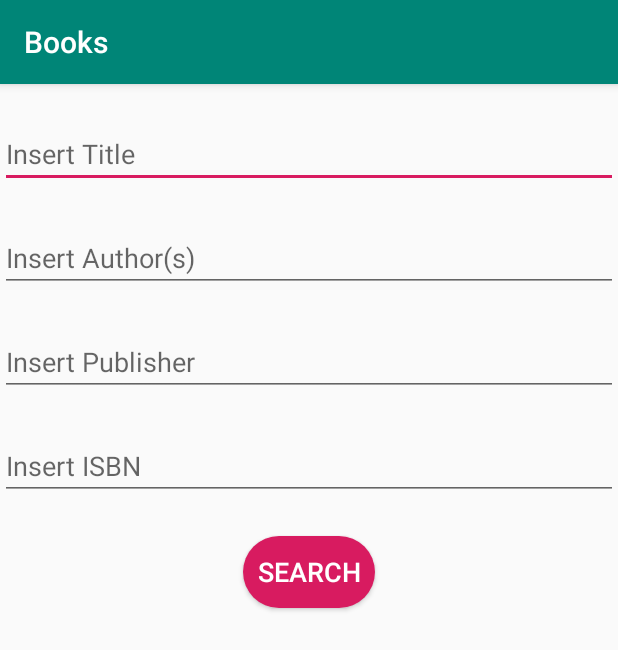
After one commit to Mf4z/Books, an Android app: the SearchActivity screen opened directly, with no data from a screen before it, on a phone screen of 412 x 824 dp. The commit adds this screen. Shown: the top 650 px of the screen. Run offline under Robolectric (Android 15) with nearby library versions, the phone set to English and light mode, and no system bars.

Commit message:
Create Advanced Search Activity

```diff
--- a/app/build.gradle
+++ b/app/build.gradle
@@ -3,10 +3,10 @@ apply plugin: 'com.android.application'
 android {
     compileSdkVersion 29
     buildToolsVersion "29.0.2"
-    dataBinding{
+    dataBinding {
         enabled = true
     }
-        defaultConfig {
+    defaultConfig {
         applicationId "com.mf4z.books"
         minSdkVersion 21
         targetSdkVersion 29
--- a/app/src/main/AndroidManifest.xml
+++ b/app/src/main/AndroidManifest.xml
@@ -11,7 +11,8 @@
         android:roundIcon="@mipmap/ic_launcher_round"
         android:supportsRtl="true"
         android:theme="@style/AppTheme">
-        <activity android:name=".BookDetail"></activity>
+        <activity android:name=".SearchActivity"></activity>
+        <activity android:name=".BookDetail" />
         <activity android:name=".BookListActivity">
             <intent-filter>
                 <action android:name="android.intent.action.MAIN" />
--- a/app/src/main/java/com/mf4z/books/BookListActivity.java
+++ b/app/src/main/java/com/mf4z/books/BookListActivity.java
@@ -1,10 +1,12 @@
 package com.mf4z.books;
 
+import androidx.annotation.NonNull;
 import androidx.appcompat.app.AppCompatActivity;
 import androidx.core.view.MenuItemCompat;
 import androidx.recyclerview.widget.LinearLayoutManager;
 import androidx.recyclerview.widget.RecyclerView;
 
+import android.content.Intent;
 import android.os.AsyncTask;
 import android.os.Bundle;
 import android.util.Log;
@@ -19,7 +21,7 @@ import java.io.IOException;
 import java.net.URL;
 import java.util.ArrayList;
 
-public class BookListActivity extends AppCompatActivity implements SearchView.OnQueryTextListener{
+public class BookListActivity extends AppCompatActivity implements SearchView.OnQueryTextListener {
 
     private ProgressBar mProgressBar;
     private RecyclerView rvBooks;
@@ -32,7 +34,7 @@ public class BookListActivity extends AppCompatActivity implements SearchView.On
         mProgressBar = (ProgressBar) findViewById(R.id.pb_loading);
         rvBooks = (RecyclerView) findViewById(R.id.rv_books);
 
-        LinearLayoutManager booksLayoutManager = new LinearLayoutManager(this,LinearLayoutManager.VERTICAL,false);
+        LinearLayoutManager booksLayoutManager = new LinearLayoutManager(this, LinearLayoutManager.VERTICAL, false);
 
         rvBooks.setLayoutManager(booksLayoutManager);
 
@@ -41,13 +43,13 @@ public class BookListActivity extends AppCompatActivity implements SearchView.On
             new BooksQueryTask().execute(bookUrl);
 
         } catch (Exception e) {
-            Log.d("Error",e.getMessage());
+            Log.d("Error", e.getMessage());
         }
     }
 
     @Override
     public boolean onCreateOptionsMenu(Menu menu) {
-        getMenuInflater().inflate(R.menu.book_list_menu,menu);
+        getMenuInflater().inflate(R.menu.book_list_menu, menu);
         final MenuItem searchItem = menu.findItem(R.id.action_search);
         final SearchView searchView = (SearchView) searchItem.getActionView();
         searchView.setOnQueryTextListener(this);
@@ -61,9 +63,9 @@ public class BookListActivity extends AppCompatActivity implements SearchView.On
             URL bookUrl = ApiUtil.buildUrl(query);
             new BooksQueryTask().execute(bookUrl);
 
-        }catch (Exception e){
+        } catch (Exception e) {
 
-            Log.d("error",e.getMessage());
+            Log.d("error", e.getMessage());
         }
         return false;
     }
@@ -74,7 +76,7 @@ public class BookListActivity extends AppCompatActivity implements SearchView.On
     }
 
 
-    public class BooksQueryTask extends AsyncTask<URL,Void,String>{
+    public class BooksQueryTask extends AsyncTask<URL, Void, String> {
         @Override
         protected String doInBackground(URL... urls) {
             URL searchURL = urls[0];
@@ -82,7 +84,7 @@ public class BookListActivity extends AppCompatActivity implements SearchView.On
             try {
                 result = ApiUtil.getJSON(searchURL);
             } catch (IOException e) {
-                Log.d("Error",e.getMessage());
+                Log.d("Error", e.getMessage());
             }
             return result;
         }
@@ -91,13 +93,12 @@ public class BookListActivity extends AppCompatActivity implements SearchView.On
         protected void onPostExecute(String result) {
             TextView tvError = (TextView) findViewById(R.id.textView_error);
             mProgressBar.setVisibility(View.INVISIBLE);
-            if (result == null){
-              tvError.setVisibility(View.VISIBLE);
-              rvBooks.setVisibility(View.INVISIBLE);
-            }
-            else {
+            if (result == null) {
+                tvError.setVisibility(View.VISIBLE);
+                rvBooks.setVisibility(View.INVISIBLE);
+            } else {
                 tvError.setVisibility(View.INVISIBLE);
-                rvBooks .setVisibility(View.VISIBLE);
+                rvBooks.setVisibility(View.VISIBLE);
             }
 
             ArrayList<Book> books = ApiUtil.getBooksFromJson(result);
@@ -111,9 +112,22 @@ public class BookListActivity extends AppCompatActivity implements SearchView.On
         @Override
         protected void onPreExecute() {
             super.onPreExecute();
-            mProgressBar.setVisibility(View.VISIBLE );
+            mProgressBar.setVisibility(View.VISIBLE);
         }
     }
 
 
+    @Override
+    public boolean onOptionsItemSelected(@NonNull MenuItem item) {
+        switch (item.getItemId()) {
+            case R.id.action_advanced_search:
+                Intent intent = new Intent(this,SearchActivity.class);
+                startActivity(intent);
+                return true;
+
+            default:
+                return super.onOptionsItemSelected(item);
+
+        }
+    }
 }
--- /dev/null
+++ b/app/src/main/java/com/mf4z/books/SearchActivity.java
@@ -0,0 +1,14 @@
+package com.mf4z.books;
+
+import androidx.appcompat.app.AppCompatActivity;
+
+import android.os.Bundle;
+
+public class SearchActivity extends AppCompatActivity {
+
+    @Override
+    protected void onCreate(Bundle savedInstanceState) {
+        super.onCreate(savedInstanceState);
+        setContentView(R.layout.activity_search);
+    }
+}
--- /dev/null
+++ b/app/src/main/res/drawable/search_button_shape.xml
@@ -0,0 +1,7 @@
+<?xml version="1.0" encoding="utf-8"?>
+<shape xmlns:android="http://schemas.android.com/apk/res/android"
+    android:shape="rectangle">
+
+    <corners android:radius="50dp" />
+    <solid android:color="@color/colorAccent"/>
+</shape>
--- /dev/null
+++ b/app/src/main/res/layout/activity_search.xml
@@ -0,0 +1,55 @@
+<?xml version="1.0" encoding="utf-8"?>
+<LinearLayout xmlns:android="http://schemas.android.com/apk/res/android"
+    xmlns:tools="http://schemas.android.com/tools"
+    android:layout_width="match_parent"
+    android:layout_height="match_parent"
+    android:orientation="vertical"
+    tools:context=".SearchActivity">
+
+    <EditText
+        android:id="@+id/etTitle"
+        android:layout_width="match_parent"
+        android:layout_height="wrap_content"
+        android:layout_marginTop="@dimen/margin_search_activity"
+        android:ems="10"
+        android:hint="@string/hint_title"
+        android:inputType="textPersonName" />
+
+    <EditText
+        android:id="@+id/etAuthor"
+        android:layout_width="match_parent"
+        android:layout_height="wrap_content"
+        android:layout_marginTop="@dimen/margin_search_activity"
+        android:ems="10"
+        android:hint="@string/hint_author"
+        android:inputType="textPersonName" />
+
+    <EditText
+        android:id="@+id/etPublisher"
+        android:layout_width="match_parent"
+        android:layout_height="wrap_content"
+        android:layout_marginTop="@dimen/margin_search_activity"
+        android:ems="10"
+        android:hint="@string/hint_publisher"
+        android:inputType="textPersonName" />
+
+    <EditText
+        android:id="@+id/etIsbn"
+        android:layout_width="match_parent"
+        android:layout_height="wrap_content"
+        android:layout_marginTop="@dimen/margin_search_activity"
+        android:ems="10"
+        android:hint="@string/hint_isbn"
+        android:inputType="textPersonName" />
+
+    <Button
+        android:id="@+id/btnSearch"
+        android:layout_width="wrap_content"
+        android:layout_height="wrap_content"
+        android:layout_gravity="center"
+        android:textColor="@android:color/white"
+        android:background="@drawable/search_button_shape"
+        android:textSize="@dimen/search_button_txtSize"
+        android:layout_marginTop="@dimen/margin_search_activity"
+        android:text="@string/search" />
+</LinearLayout>
--- a/app/src/main/res/menu/book_list_menu.xml
+++ b/app/src/main/res/menu/book_list_menu.xml
@@ -8,4 +8,9 @@
         android:title="@string/search"
         app:actionViewClass="android.widget.SearchView"
         app:showAsAction="always" />
+
+    <item
+        android:id="@+id/action_advanced_search"
+        android:title="@string/advanced_search"
+        app:showAsAction="never"/>
 </menu>
--- a/app/src/main/res/values/dimens.xml
+++ b/app/src/main/res/values/dimens.xml
@@ -4,4 +4,6 @@
     <dimen name="author_size">18sp</dimen>
     <dimen name="published_date_padding">8dp</dimen>
     <dimen name="standard_margin">16dp</dimen>
+    <dimen name="margin_search_activity">24dp</dimen>
+    <dimen name="search_button_txtSize">18sp</dimen>
 </resources>
--- a/app/src/main/res/values/strings.xml
+++ b/app/src/main/res/values/strings.xml
@@ -2,4 +2,10 @@
     <string name="app_name">Books</string>
     <string name="error">Error Loading Data From Google Books API</string>
     <string name="search">Search</string>
+    <string name="hint_title">Insert Title</string>
+    <string name="hint_author">Insert Author(s)</string>
+    <string name="hint_publisher">Insert Publisher</string>
+    <string name="hint_isbn">Insert ISBN</string>
+    <string name="advanced_search">Advanced Search</string>
+
 </resources>
```
